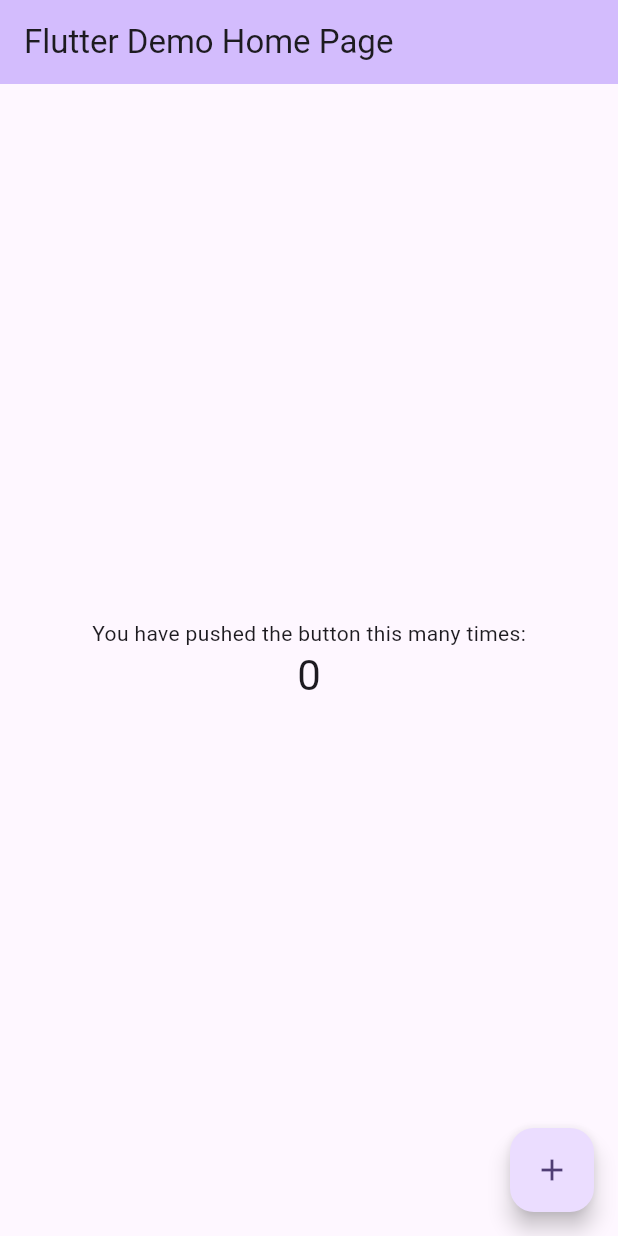
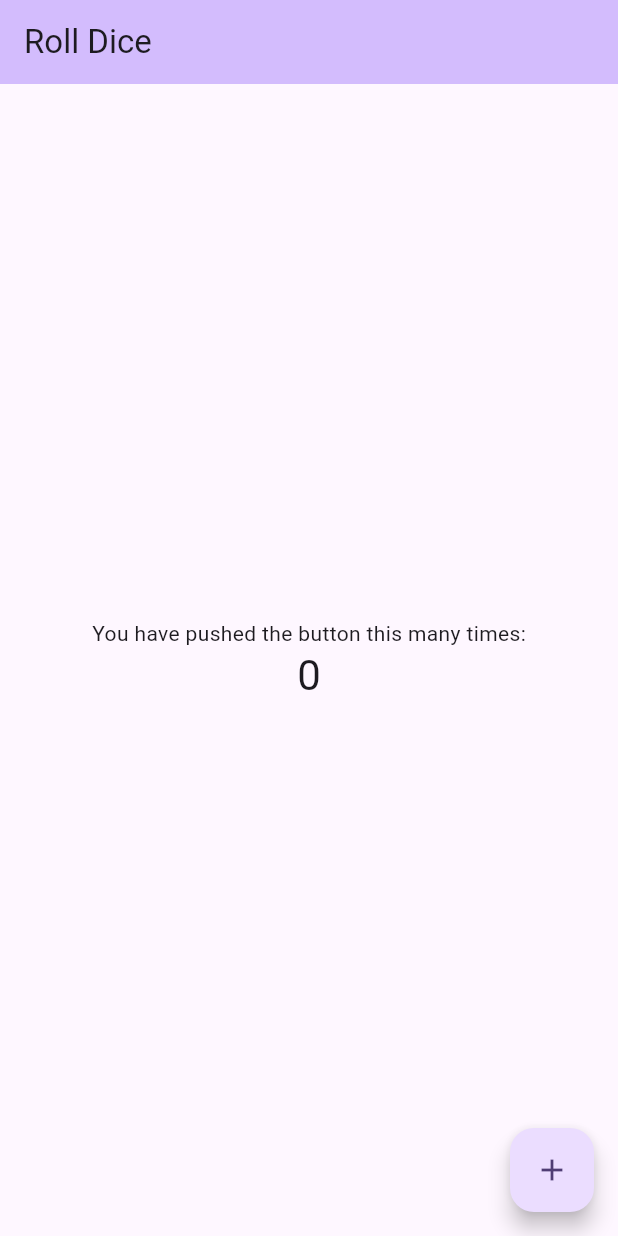
Before and after one commit to uche-hub/roll_dice, a Flutter app: the screen it shows after launch, on a phone screen of 412 x 824 dp. Run offline on Flutter 3.47's test engine with Material 3 defaults, Android fonts, the phone set to English and light mode, and no system bars.

Commit message:
Created Roll Dice Application

```diff
--- a/lib/main.dart
+++ b/lib/main.dart
@@ -16,7 +16,7 @@ class MyApp extends StatelessWidget {
         colorScheme: ColorScheme.fromSeed(seedColor: Colors.deepPurple),
         useMaterial3: true,
       ),
-      home: const MyHomePage(title: 'Flutter Demo Home Page'),
+      home: const MyHomePage(title: 'Roll Dice'),
     );
   }
 }
```
